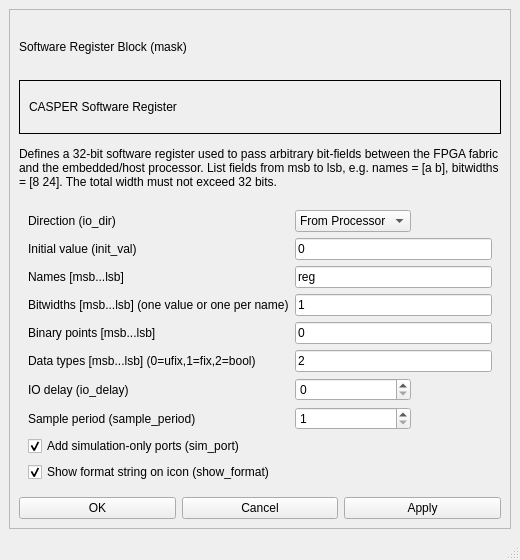
Before: the Qt Designer form scilab_library/block_guis/swreg/ui/sw_reg.ui in liuweiseu/mlib_devel, drawn with Qt 5.
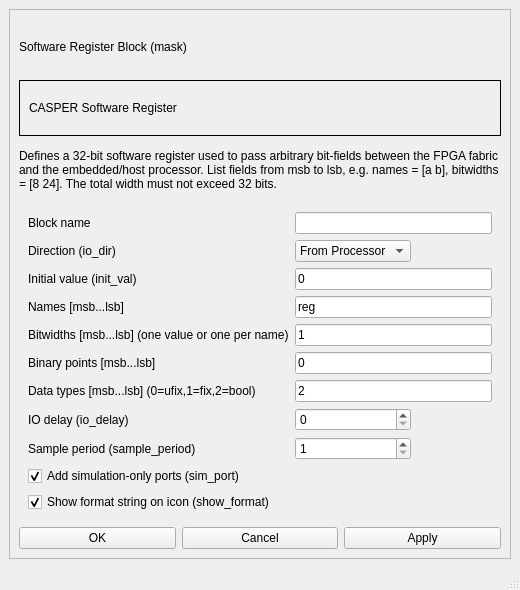
After: the same form once the commit is applied.

Commit message: feat: add a user-editable block name to swreg, shown below the block

Diff of the .ui file:
```diff
--- a/scilab_library/block_guis/swreg/ui/sw_reg.ui
+++ b/scilab_library/block_guis/swreg/ui/sw_reg.ui
@@ -7,7 +7,7 @@
     <x>0</x>
     <y>0</y>
     <width>520</width>
-    <height>560</height>
+    <height>590</height>
    </rect>
   </property>
   <property name="windowTitle">
@@ -59,13 +59,27 @@
          <widget class="QFrame" name="frame_3">
           <layout class="QGridLayout" name="gridLayout_2">
            <item row="0" column="0">
+            <widget class="QLabel" name="label_name">
+             <property name="text">
+              <string>Block name</string>
+             </property>
+            </widget>
+           </item>
+           <item row="0" column="1" colspan="2">
+            <widget class="QLineEdit" name="name">
+             <property name="toolTip">
+              <string>A name you choose for this block instance, e.g. to note what it's used for in this design. Shown below the block on the diagram.</string>
+             </property>
+            </widget>
+           </item>
+           <item row="1" column="0">
             <widget class="QLabel" name="label_4">
              <property name="text">
               <string>Direction (io_dir)</string>
              </property>
             </widget>
            </item>
-           <item row="0" column="1">
+           <item row="1" column="1">
             <widget class="QComboBox" name="io_dir">
              <item>
               <property name="text">
@@ -79,14 +93,14 @@
              </item>
             </widget>
            </item>
-           <item row="1" column="0">
+           <item row="2" column="0">
             <widget class="QLabel" name="label_5">
              <property name="text">
               <string>Initial value (init_val)</string>
              </property>
             </widget>
            </item>
-           <item row="1" column="1" colspan="2">
+           <item row="2" column="1" colspan="2">
             <widget class="QLineEdit" name="init_val">
              <property name="toolTip">
               <string>Reset value of the register (decimal, 0 ~ 4294967295). Only used when io_dir is From Processor.</string>
@@ -96,70 +110,70 @@
              </property>
             </widget>
            </item>
-           <item row="2" column="0">
+           <item row="3" column="0">
             <widget class="QLabel" name="label_6">
              <property name="text">
               <string>Names [msb...lsb]</string>
              </property>
             </widget>
            </item>
-           <item row="2" column="1" colspan="2">
+           <item row="3" column="1" colspan="2">
             <widget class="QLineEdit" name="names">
              <property name="text">
               <string>reg</string>
              </property>
             </widget>
            </item>
-           <item row="3" column="0">
+           <item row="4" column="0">
             <widget class="QLabel" name="label_7">
              <property name="text">
               <string>Bitwidths [msb...lsb] (one value or one per name)</string>
              </property>
             </widget>
            </item>
-           <item row="3" column="1" colspan="2">
+           <item row="4" column="1" colspan="2">
             <widget class="QLineEdit" name="bitwidths">
              <property name="text">
               <string>1</string>
              </property>
             </widget>
            </item>
-           <item row="4" column="0">
+           <item row="5" column="0">
             <widget class="QLabel" name="label_8">
              <property name="text">
               <string>Binary points [msb...lsb]</string>
              </property>
             </widget>
            </item>
-           <item row="4" column="1" colspan="2">
+           <item row="5" column="1" colspan="2">
             <widget class="QLineEdit" name="bin_pts">
              <property name="text">
               <string>0</string>
              </property>
             </widget>
            </item>
-           <item row="5" column="0">
+           <item row="6" column="0">
             <widget class="QLabel" name="label_9">
              <property name="text">
               <string>Data types [msb...lsb] (0=ufix,1=fix,2=bool)</string>
              </property>
             </widget>
            </item>
-           <item row="5" column="1" colspan="2">
+           <item row="6" column="1" colspan="2">
             <widget class="QLineEdit" name="arith_types">
              <property name="text">
               <string>2</string>
              </property>
             </widget>
            </item>
-           <item row="6" column="0">
+           <item row="7" column="0">
             <widget class="QLabel" name="label_10">
              <property name="text">
               <string>IO delay (io_delay)</string>
              </property>
             </widget>
            </item>
-           <item row="6" column="1">
+           <item row="7" column="1">
             <widget class="QSpinBox" name="io_delay">
              <property name="minimum">
               <number>0</number>
@@ -172,14 +186,14 @@
              </property>
             </widget>
            </item>
-           <item row="7" column="0">
+           <item row="8" column="0">
             <widget class="QLabel" name="label_11">
              <property name="text">
               <string>Sample period (sample_period)</string>
              </property>
             </widget>
            </item>
-           <item row="7" column="1">
+           <item row="8" column="1">
             <widget class="QSpinBox" name="sample_period">
              <property name="minimum">
               <number>1</number>
@@ -192,7 +206,7 @@
              </property>
             </widget>
            </item>
-           <item row="8" column="0">
+           <item row="9" column="0">
             <widget class="QCheckBox" name="sim_port">
              <property name="text">
               <string>Add simulation-only ports (sim_port)</string>
@@ -202,7 +216,7 @@
              </property>
             </widget>
            </item>
-           <item row="9" column="0">
+           <item row="10" column="0">
             <widget class="QCheckBox" name="show_format">
              <property name="text">
               <string>Show format string on icon (show_format)</string>
```
The commit also changes 3 other files.
